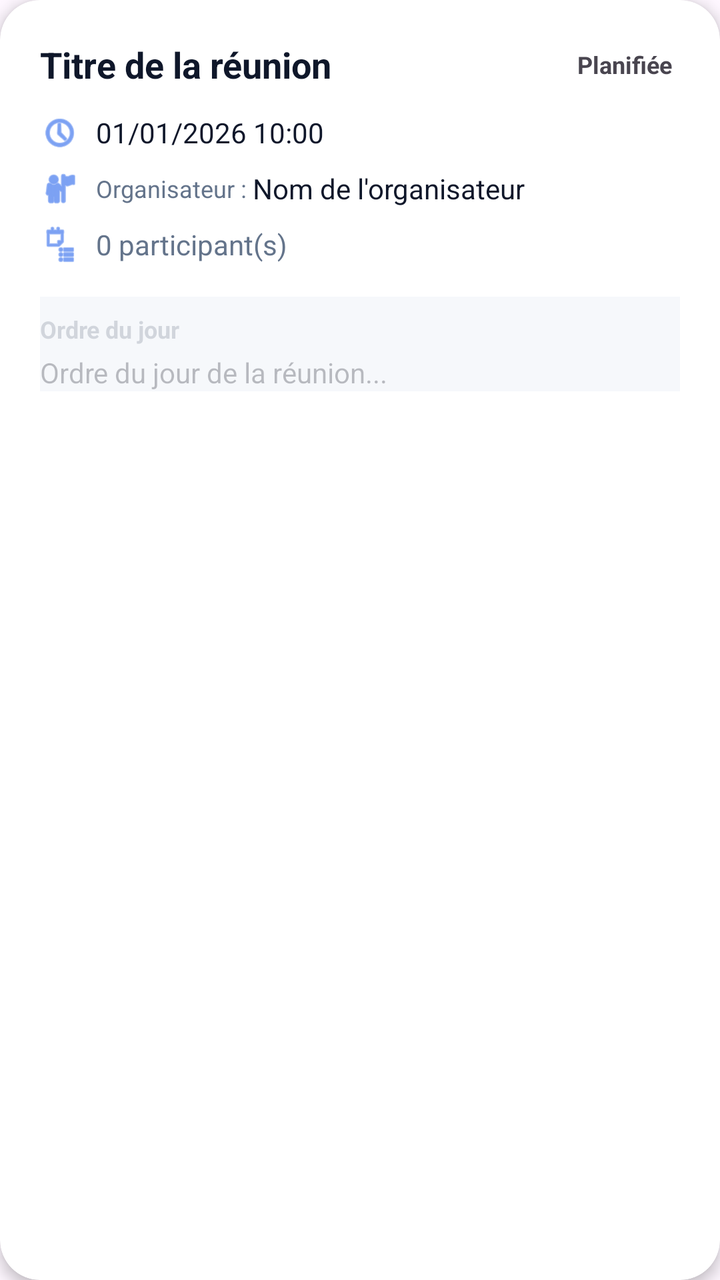
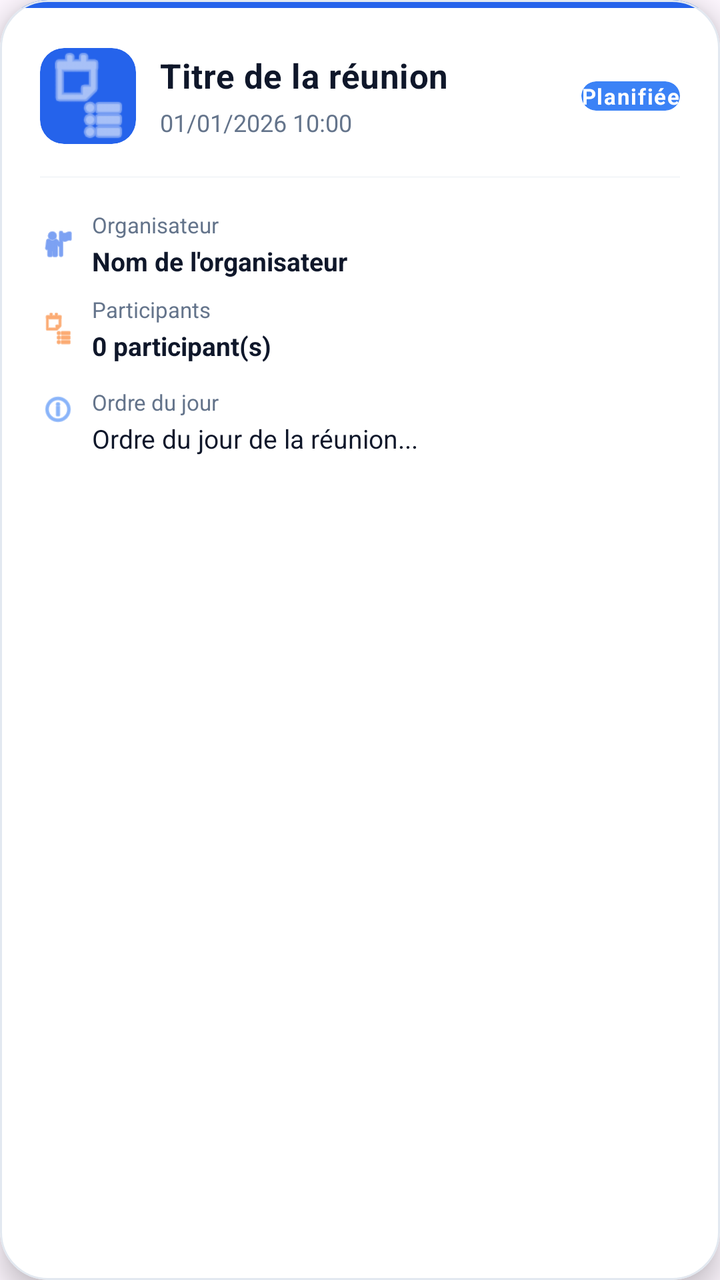

Two renders of the same Android screen: before a commit and after it. Below are the layout's source before the change and the commit's diff.
<!-- AndroidManifest.xml: application theme Theme.GestionbPedagogique -->
<!-- res/layout/item_reunion.xml -->
<?xml version="1.0" encoding="utf-8"?>
<com.google.android.material.card.MaterialCardView xmlns:android="http://schemas.android.com/apk/res/android"
    xmlns:app="http://schemas.android.com/apk/res-auto"
    android:layout_width="match_parent"
    android:layout_height="wrap_content"
    android:layout_marginStart="16dp"
    android:layout_marginEnd="16dp"
    android:layout_marginBottom="16dp"
    app:cardCornerRadius="20dp"
    app:cardElevation="4dp"
    app:cardBackgroundColor="@color/card_background"
    app:strokeWidth="0dp"
    android:clickable="true"
    android:focusable="true"
    android:foreground="?attr/selectableItemBackground">

    <LinearLayout
        android:layout_width="match_parent"
        android:layout_height="wrap_content"
        android:orientation="vertical"
        android:padding="20dp">

        
        <LinearLayout
            android:layout_width="match_parent"
            android:layout_height="wrap_content"
            android:orientation="horizontal"
            android:gravity="center_vertical"
            android:layout_marginBottom="12dp">

            <TextView
                android:id="@+id/titre_text"
                android:layout_width="0dp"
                android:layout_height="wrap_content"
                android:layout_weight="1"
                android:text="Titre de la réunion"
                android:textSize="18sp"
                android:textStyle="bold"
                android:textColor="@color/text_primary" />

            <TextView
                android:id="@+id/statut_text"
                android:layout_width="wrap_content"
                android:layout_height="wrap_content"
                android:text="Planifiée"
                android:textSize="12sp"
                android:textStyle="bold"
                android:background="@android:color/transparent"
                android:padding="4dp" />
        </LinearLayout>

        
        <LinearLayout
            android:layout_width="match_parent"
            android:layout_height="wrap_content"
            android:orientation="horizontal"
            android:gravity="center_vertical"
            android:layout_marginBottom="8dp">

            <ImageView
                android:layout_width="20dp"
                android:layout_height="20dp"
                android:src="@android:drawable/ic_menu_recent_history"
                app:tint="@color/primary_blue"
                android:layout_marginEnd="8dp" />

            <TextView
                android:id="@+id/date_heure_text"
                android:layout_width="0dp"
                android:layout_height="wrap_content"
                android:layout_weight="1"
                android:text="01/01/2026 10:00"
                android:textSize="14sp"
                android:textColor="@color/text_primary" />
        </LinearLayout>

        
        <LinearLayout
            android:layout_width="match_parent"
            android:layout_height="wrap_content"
            android:orientation="horizontal"
            android:gravity="center_vertical"
            android:layout_marginBottom="8dp">

            <ImageView
                android:layout_width="20dp"
                android:layout_height="20dp"
                android:src="@android:drawable/ic_menu_myplaces"
                app:tint="@color/primary_blue"
                android:layout_marginEnd="8dp" />

            <TextView
                android:layout_width="wrap_content"
                android:layout_height="wrap_content"
                android:text="Organisateur : "
                android:textSize="12sp"
                android:textColor="@color/text_secondary" />

            <TextView
                android:id="@+id/organisateur_text"
                android:layout_width="0dp"
                android:layout_height="wrap_content"
                android:layout_weight="1"
                android:text="Nom de l'organisateur"
                android:textSize="14sp"
                android:textColor="@color/text_primary" />
        </LinearLayout>

        
        <LinearLayout
            android:layout_width="match_parent"
            android:layout_height="wrap_content"
            android:orientation="horizontal"
            android:gravity="center_vertical"
            android:layout_marginBottom="8dp">

            <ImageView
                android:layout_width="20dp"
                android:layout_height="20dp"
                android:src="@android:drawable/ic_menu_agenda"
                app:tint="@color/primary_blue"
                android:layout_marginEnd="8dp" />

            <TextView
                android:id="@+id/participants_text"
                android:layout_width="0dp"
                android:layout_height="wrap_content"
                android:layout_weight="1"
                android:text="0 participant(s)"
                android:textSize="14sp"
                android:textColor="@color/text_secondary" />
        </LinearLayout>

        
        <LinearLayout
            android:layout_width="match_parent"
            android:layout_height="wrap_content"
            android:orientation="vertical"
            android:layout_marginTop="8dp"
            android:paddingTop="8dp"
            android:background="@color/divider"
            android:alpha="0.3">

            <TextView
                android:layout_width="wrap_content"
                android:layout_height="wrap_content"
                android:text="@string/reunion_ordre_du_jour_hint"
                android:textSize="12sp"
                android:textStyle="bold"
                android:textColor="@color/text_secondary"
                android:layout_marginBottom="4dp" />

            <TextView
                android:id="@+id/ordre_du_jour_text"
                android:layout_width="match_parent"
                android:layout_height="wrap_content"
                android:text="Ordre du jour de la réunion..."
                android:textSize="14sp"
                android:textColor="@color/text_primary"
                android:maxLines="3"
                android:ellipsize="end" />
        </LinearLayout>

    </LinearLayout>

</com.google.android.material.card.MaterialCardView>
<!-- resources referenced by this layout -->
<resources>
  <color name="card_background">#FFFFFF</color>
  <color name="divider">#E2E8F0</color>
  <color name="primary_blue">#2563EB</color>
  <color name="text_primary">#0F172A</color>
  <color name="text_secondary">#64748B</color>
  <string name="reunion_ordre_du_jour_hint">Ordre du jour</string>
  <style name="Theme.GestionbPedagogique" parent="Base.Theme.GestionbPedagogique" />
  <style name="Base.Theme.GestionbPedagogique" parent="Theme.Material3.DayNight.NoActionBar">
          
          <item name="colorPrimary">@color/primary_blue</item>
          <item name="colorPrimaryVariant">@color/primary_blue_dark</item>
          <item name="colorOnPrimary">@color/white</item>
          <item name="colorSecondary">@color/accent_orange</item>
          <item name="colorOnSecondary">@color/white</item>
          <item name="android:statusBarColor">@android:color/transparent</item>
          <item name="android:navigationBarColor">@android:color/transparent</item>
          <item name="android:windowLightStatusBar">true</item>
          <item name="android:windowLightNavigationBar">true</item>
      </style>
  <color name="primary_blue_dark">#1E40AF</color>
  <color name="white">#FFFFFFFF</color>
  <color name="accent_orange">#F97316</color>
</resources>

<!-- the commit's change to res/layout/item_reunion.xml (unified diff, before → after) -->
@@ -5,11 +5,12 @@
     android:layout_height="wrap_content"
     android:layout_marginStart="16dp"
     android:layout_marginEnd="16dp"
-    android:layout_marginBottom="16dp"
-    app:cardCornerRadius="20dp"
-    app:cardElevation="4dp"
+    android:layout_marginBottom="12dp"
+    app:cardCornerRadius="24dp"
+    app:cardElevation="8dp"
     app:cardBackgroundColor="@color/card_background"
-    app:strokeWidth="0dp"
+    app:strokeWidth="1dp"
+    app:strokeColor="@color/divider"
     android:clickable="true"
     android:focusable="true"
     android:foreground="?attr/selectableItemBackground">
@@ -18,149 +19,247 @@
         android:layout_width="match_parent"
         android:layout_height="wrap_content"
         android:orientation="vertical"
-        android:padding="20dp">
+        android:padding="0dp">
 
         
-        <LinearLayout
+        <View
+            android:id="@+id/accent_bar"
             android:layout_width="match_parent"
-            android:layout_height="wrap_content"
-            android:orientation="horizontal"
-            android:gravity="center_vertical"
-            android:layout_marginBottom="12dp">
-
-            <TextView
-                android:id="@+id/titre_text"
-                android:layout_width="0dp"
-                android:layout_height="wrap_content"
-                android:layout_weight="1"
-                android:text="Titre de la réunion"
-                android:textSize="18sp"
-                android:textStyle="bold"
-                android:textColor="@color/text_primary" />
-
-            <TextView
-                android:id="@+id/statut_text"
-                android:layout_width="wrap_content"
-                android:layout_height="wrap_content"
-                android:text="Planifiée"
-                android:textSize="12sp"
-                android:textStyle="bold"
-                android:background="@android:color/transparent"
-                android:padding="4dp" />
-        </LinearLayout>
-
-        
-        <LinearLayout
-            android:layout_width="match_parent"
-            android:layout_height="wrap_content"
-            android:orientation="horizontal"
-            android:gravity="center_vertical"
-            android:layout_marginBottom="8dp">
-
-            <ImageView
-                android:layout_width="20dp"
-                android:layout_height="20dp"
-                android:src="@android:drawable/ic_menu_recent_history"
-                app:tint="@color/primary_blue"
-                android:layout_marginEnd="8dp" />
-
-            <TextView
-                android:id="@+id/date_heure_text"
-                android:layout_width="0dp"
-                android:layout_height="wrap_content"
-                android:layout_weight="1"
-                android:text="01/01/2026 10:00"
-                android:textSize="14sp"
-                android:textColor="@color/text_primary" />
-        </LinearLayout>
-
-        
-        <LinearLayout
-            android:layout_width="match_parent"
-            android:layout_height="wrap_content"
-            android:orientation="horizontal"
-            android:gravity="center_vertical"
-            android:layout_marginBottom="8dp">
-
-            <ImageView
-                android:layout_width="20dp"
-                android:layout_height="20dp"
-                android:src="@android:drawable/ic_menu_myplaces"
-                app:tint="@color/primary_blue"
-                android:layout_marginEnd="8dp" />
-
-            <TextView
-                android:layout_width="wrap_content"
-                android:layout_height="wrap_content"
-                android:text="Organisateur : "
-                android:textSize="12sp"
-                android:textColor="@color/text_secondary" />
-
-            <TextView
-                android:id="@+id/organisateur_text"
-                android:layout_width="0dp"
-                android:layout_height="wrap_content"
-                android:layout_weight="1"
-                android:text="Nom de l'organisateur"
-                android:textSize="14sp"
-                android:textColor="@color/text_primary" />
-        </LinearLayout>
-
-        
-        <LinearLayout
-            android:layout_width="match_parent"
-            android:layout_height="wrap_content"
-            android:orientation="horizontal"
-            android:gravity="center_vertical"
-            android:layout_marginBottom="8dp">
-
-            <ImageView
-                android:layout_width="20dp"
-                android:layout_height="20dp"
-                android:src="@android:drawable/ic_menu_agenda"
-                app:tint="@color/primary_blue"
-                android:layout_marginEnd="8dp" />
-
-            <TextView
-                android:id="@+id/participants_text"
-                android:layout_width="0dp"
-                android:layout_height="wrap_content"
-                android:layout_weight="1"
-                android:text="0 participant(s)"
-                android:textSize="14sp"
-                android:textColor="@color/text_secondary" />
-        </LinearLayout>
-
-        
+            android:layout_height="4dp"
+            android:background="@color/primary_blue" />
+
         <LinearLayout
             android:layout_width="match_parent"
             android:layout_height="wrap_content"
             android:orientation="vertical"
-            android:layout_marginTop="8dp"
-            android:paddingTop="8dp"
-            android:background="@color/divider"
-            android:alpha="0.3">
-
-            <TextView
-                android:layout_width="wrap_content"
-                android:layout_height="wrap_content"
-                android:text="@string/reunion_ordre_du_jour_hint"
-                android:textSize="12sp"
-                android:textStyle="bold"
-                android:textColor="@color/text_secondary"
-                android:layout_marginBottom="4dp" />
-
-            <TextView
-                android:id="@+id/ordre_du_jour_text"
+            android:padding="20dp">
+
+            
+            <LinearLayout
                 android:layout_width="match_parent"
                 android:layout_height="wrap_content"
-                android:text="Ordre du jour de la réunion..."
-                android:textSize="14sp"
-                android:textColor="@color/text_primary"
-                android:maxLines="3"
-                android:ellipsize="end" />
+                android:orientation="horizontal"
+                android:gravity="center_vertical"
+                android:layout_marginBottom="16dp">
+
+                
+                <com.google.android.material.card.MaterialCardView
+                    android:layout_width="48dp"
+                    android:layout_height="48dp"
+                    android:layout_marginEnd="12dp"
+                    app:cardCornerRadius="12dp"
+                    app:cardElevation="0dp"
+                    app:cardBackgroundColor="@color/primary_blue"
+                    app:strokeWidth="0dp"
+                    android:padding="12dp">
+
+                    <ImageView
+                        android:layout_width="match_parent"
+                        android:layout_height="match_parent"
+                        android:src="@android:drawable/ic_menu_agenda"
+                        app:tint="@color/white" />
+                </com.google.android.material.card.MaterialCardView>
+
+                <LinearLayout
+                    android:layout_width="0dp"
+                    android:layout_height="wrap_content"
+                    android:layout_weight="1"
+                    android:orientation="vertical">
+
+                    <TextView
+                        android:id="@+id/titre_text"
+                        android:layout_width="match_parent"
+                        android:layout_height="wrap_content"
+                        android:text="Titre de la réunion"
+                        android:textSize="17sp"
+                        android:textStyle="bold"
+                        android:textColor="@color/text_primary"
+                        android:letterSpacing="0.01"
+                        android:maxLines="1"
+                        android:ellipsize="end" />
+
+                    <TextView
+                        android:id="@+id/date_heure_text"
+                        android:layout_width="match_parent"
+                        android:layout_height="wrap_content"
+                        android:text="01/01/2026 10:00"
+                        android:textSize="12sp"
+                        android:textColor="@color/text_secondary"
+                        android:layout_marginTop="4dp"
+                        android:maxLines="1"
+                        android:ellipsize="end" />
+                </LinearLayout>
+
+                
+                <com.google.android.material.card.MaterialCardView
+                    android:layout_width="wrap_content"
+                    android:layout_height="wrap_content"
+                    app:cardCornerRadius="8dp"
+                    app:cardElevation="0dp"
+                    app:cardBackgroundColor="@color/status_info"
+                    app:strokeWidth="0dp"
+                    android:paddingStart="10dp"
+                    android:paddingEnd="10dp"
+                    android:paddingTop="6dp"
+                    android:paddingBottom="6dp">
+
+                    <TextView
+                        android:id="@+id/statut_text"
+                        android:layout_width="wrap_content"
+                        android:layout_height="wrap_content"
+                        android:text="Planifiée"
+                        android:textSize="11sp"
+                        android:textStyle="bold"
+                        android:textColor="@color/white"
+                        android:letterSpacing="0.05" />
+                </com.google.android.material.card.MaterialCardView>
+            </LinearLayout>
+
+            
+            <View
+                android:layout_width="match_parent"
+                android:layout_height="1dp"
+                android:background="@color/divider"
+                android:layout_marginBottom="16dp"
+                android:alpha="0.3" />
+
+            
+            <LinearLayout
+                android:layout_width="match_parent"
+                android:layout_height="wrap_content"
+                android:orientation="vertical"
+                android:layout_marginBottom="4dp">
+
+                
+                <LinearLayout
+                    android:layout_width="match_parent"
+                    android:layout_height="wrap_content"
+                    android:orientation="horizontal"
+                    android:gravity="center_vertical"
+                    android:layout_marginBottom="8dp">
+
+                    <ImageView
+                        android:layout_width="18dp"
+                        android:layout_height="18dp"
+                        android:src="@android:drawable/ic_menu_myplaces"
+                        app:tint="@color/primary_blue"
+                        android:layout_marginEnd="8dp" />
+
+                    <LinearLayout
+                        android:layout_width="0dp"
+                        android:layout_height="wrap_content"
+                        android:layout_weight="1"
+                        android:orientation="vertical">
+
+                        <TextView
+                            android:layout_width="wrap_content"
+                            android:layout_height="wrap_content"
+                            android:text="@string/reunion_organisateur_label"
+                            android:textSize="11sp"
+                            android:textColor="@color/text_secondary" />
+
+                        <TextView
+                            android:id="@+id/organisateur_text"
+                            android:layout_width="match_parent"
+                            android:layout_height="wrap_content"
+                            android:text="Nom de l'organisateur"
+                            android:textSize="13sp"
+                            android:textColor="@color/text_primary"
+                            android:textStyle="bold"
+                            android:maxLines="1"
+                            android:ellipsize="end"
+                            android:layout_marginTop="2dp" />
+                    </LinearLayout>
+                </LinearLayout>
+
+                
+                <LinearLayout
+                    android:layout_width="match_parent"
+                    android:layout_height="wrap_content"
+                    android:orientation="horizontal"
+                    android:gravity="center_vertical"
+                    android:layout_marginBottom="8dp">
+
+                    <ImageView
+                        android:layout_width="18dp"
+                        android:layout_height="18dp"
+                        android:src="@android:drawable/ic_menu_agenda"
+                        app:tint="@color/accent_orange"
+                        android:layout_marginEnd="8dp" />
+
+                    <LinearLayout
+                        android:layout_width="0dp"
+                        android:layout_height="wrap_content"
+                        android:layout_weight="1"
+                        android:orientation="vertical">
+
+                        <TextView
+                            android:layout_width="wrap_content"
+                            android:layout_height="wrap_content"
+                            android:text="@string/reunion_participants_label"
+                            android:textSize="11sp"
+                            android:textColor="@color/text_secondary" />
+
+                        <TextView
+                            android:id="@+id/participants_text"
+                            android:layout_width="match_parent"
+                            android:layout_height="wrap_content"
+                            android:text="0 participant(s)"
+                            android:textSize="13sp"
+                            android:textColor="@color/text_primary"
+                            android:textStyle="bold"
+                            android:maxLines="1"
+                            android:ellipsize="end"
+                            android:layout_marginTop="2dp" />
+                    </LinearLayout>
+                </LinearLayout>
+
+                
+                <LinearLayout
+                    android:layout_width="match_parent"
+                    android:layout_height="wrap_content"
+                    android:orientation="horizontal"
+                    android:gravity="top"
+                    android:layout_marginTop="4dp">
+
+                    <ImageView
+                        android:layout_width="18dp"
+                        android:layout_height="18dp"
+                        android:src="@android:drawable/ic_menu_info_details"
+                        app:tint="@color/status_info"
+                        android:layout_marginEnd="8dp"
+                        android:layout_marginTop="2dp" />
+
+                    <LinearLayout
+                        android:layout_width="0dp"
+                        android:layout_height="wrap_content"
+                        android:layout_weight="1"
+                        android:orientation="vertical">
+
+                        <TextView
+                            android:layout_width="wrap_content"
+                            android:layout_height="wrap_content"
+                            android:text="@string/reunion_ordre_du_jour_hint"
+                            android:textSize="11sp"
+                            android:textColor="@color/text_secondary" />
+
+                        <TextView
+                            android:id="@+id/ordre_du_jour_text"
+                            android:layout_width="match_parent"
+                            android:layout_height="wrap_content"
+                            android:text="Ordre du jour de la réunion..."
+                            android:textSize="13sp"
+                            android:textColor="@color/text_primary"
+                            android:maxLines="2"
+                            android:ellipsize="end"
+                            android:lineSpacingExtra="2dp"
+                            android:layout_marginTop="2dp" />
+                    </LinearLayout>
+                </LinearLayout>
+
+            </LinearLayout>
+
         </LinearLayout>
-
     </LinearLayout>
 
 </com.google.android.material.card.MaterialCardView>
<!-- resource entries referenced after the edit -->
@@ -3,9 +3,12 @@
   <color name="card_background">#FFFFFF</color>
   <color name="divider">#E2E8F0</color>
   <color name="primary_blue">#2563EB</color>
+  <color name="status_info">#3B82F6</color>
   <color name="text_primary">#0F172A</color>
   <color name="text_secondary">#64748B</color>
   <string name="reunion_ordre_du_jour_hint">Ordre du jour</string>
+  <string name="reunion_organisateur_label">Organisateur</string>
+  <string name="reunion_participants_label">Participants</string>
   <style name="Theme.GestionbPedagogique" parent="Base.Theme.GestionbPedagogique" />
   <style name="Base.Theme.GestionbPedagogique" parent="Theme.Material3.DayNight.NoActionBar">
           
